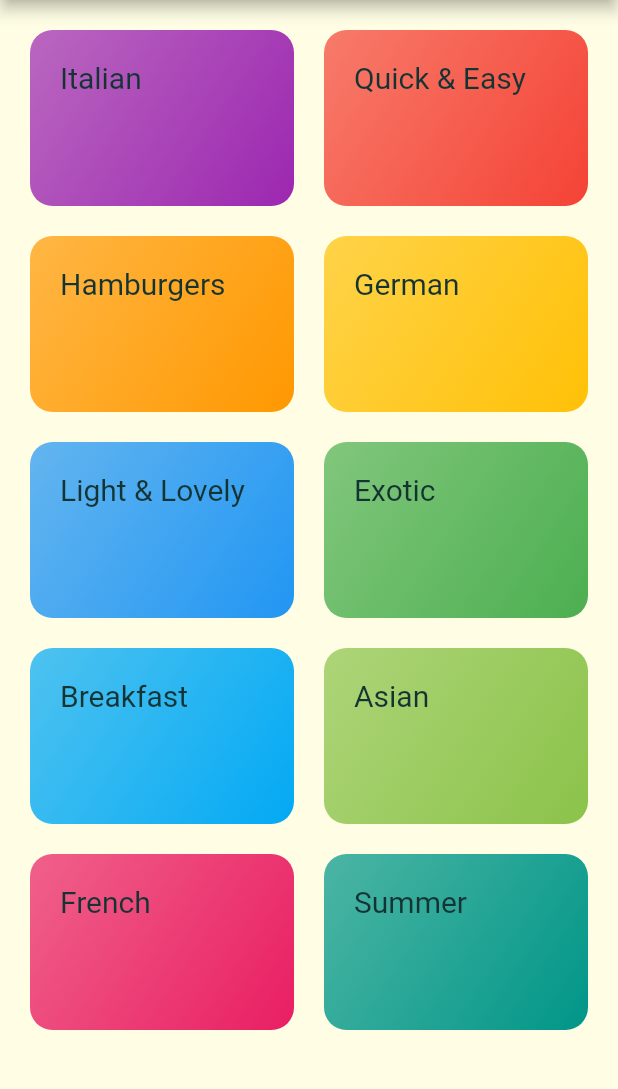
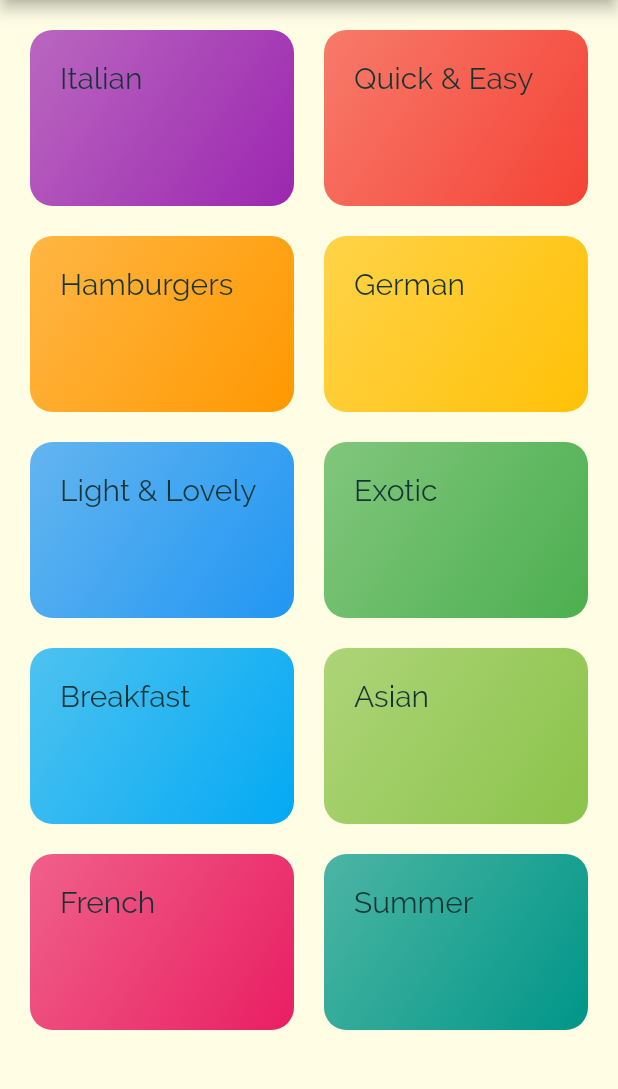
Before and after one commit to archrave/Pocket-Recipes-App, a Flutter app: the screen it shows after launch, on a phone screen of 412 x 824 dp, the part 84-1173 px from its top. Run offline on Flutter 3.47's test engine with Material 2 defaults, Android fonts, the phone set to English and light mode, and no system bars.

```diff
--- a/lib/main.dart
+++ b/lib/main.dart
@@ -15,8 +15,10 @@ class MyApp extends StatelessWidget {
           accentColor: Colors.yellow,
           canvasColor: Color.fromRGBO(255, 254, 229, 1),
           textTheme: ThemeData.light().textTheme.copyWith(
-              body1:
-                  TextStyle(fontSize: 20, color: Color.fromRGBO(20, 51, 51, 1)),
+              body1: TextStyle(
+                  fontFamily: 'Raleway',
+                  fontSize: 20,
+                  color: Color.fromRGBO(20, 51, 51, 1)),
               body2:
                   TextStyle(fontSize: 10, color: Color.fromRGBO(20, 51, 51, 1)),
               title: TextStyle(
```
Also changed, not shown: lib/widgets/meal_item.dart (+13 -0 lines).
